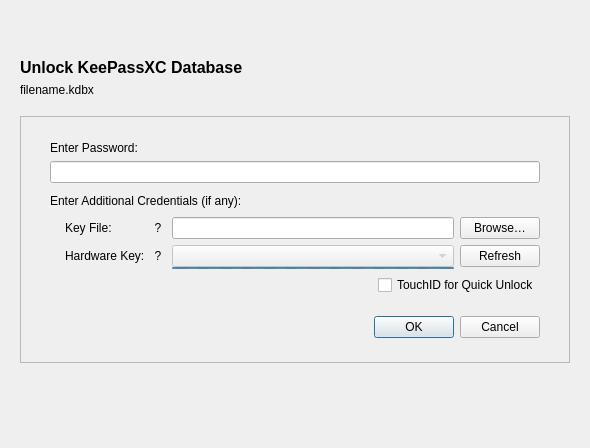
First picture: the form in src/gui/DatabaseOpenWidget.ui, repository keepassxreboot/keepassxc, before the edit.
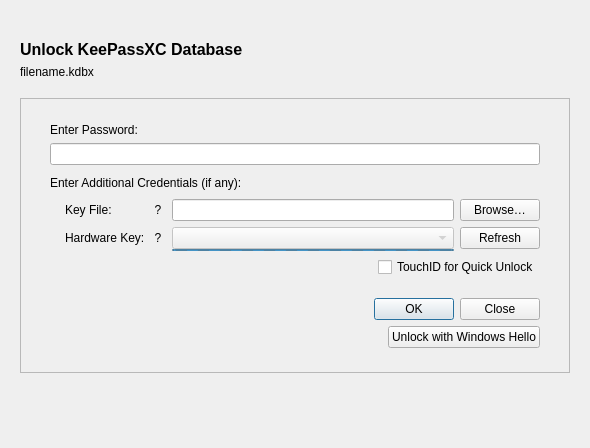
Second picture: the form after the edit. Custom widgets are drawn as their Qt base class.

Commit message: Add support for Windows Hello

What changed in the file:
```diff
--- a/src/gui/DatabaseOpenWidget.ui
+++ b/src/gui/DatabaseOpenWidget.ui
@@ -531,7 +531,43 @@
                 <item alignment="Qt::AlignRight">
                  <widget class="QDialogButtonBox" name="buttonBox">
                   <property name="standardButtons">
-                   <set>QDialogButtonBox::Cancel|QDialogButtonBox::Ok</set>
+                   <set>QDialogButtonBox::Close|QDialogButtonBox::Ok</set>
+                  </property>
+                 </widget>
+                </item>
+               </layout>
+              </item>
+              <item>
+               <layout class="QHBoxLayout" name="horizontalLayout_2">
+                <property name="topMargin">
+                 <number>0</number>
+                </property>
+                <item>
+                 <spacer name="horizontalSpacer_5">
+                  <property name="orientation">
+                   <enum>Qt::Horizontal</enum>
+                  </property>
+                  <property name="sizeHint" stdset="0">
+                   <size>
+                    <width>40</width>
+                    <height>20</height>
+                   </size>
+                  </property>
+                 </spacer>
+                </item>
+                <item>
+                 <widget class="QPushButton" name="buttonWinHelloUnlock">
+                  <property name="layoutDirection">
+                   <enum>Qt::LeftToRight</enum>
+                  </property>
+                  <property name="text">
+                   <string>Unlock with Windows Hello</string>
+                  </property>
+                  <property name="default">
+                   <bool>false</bool>
+                  </property>
+                  <property name="flat">
+                   <bool>false</bool>
                   </property>
                  </widget>
                 </item>
```
The commit also changes 24 other files.
